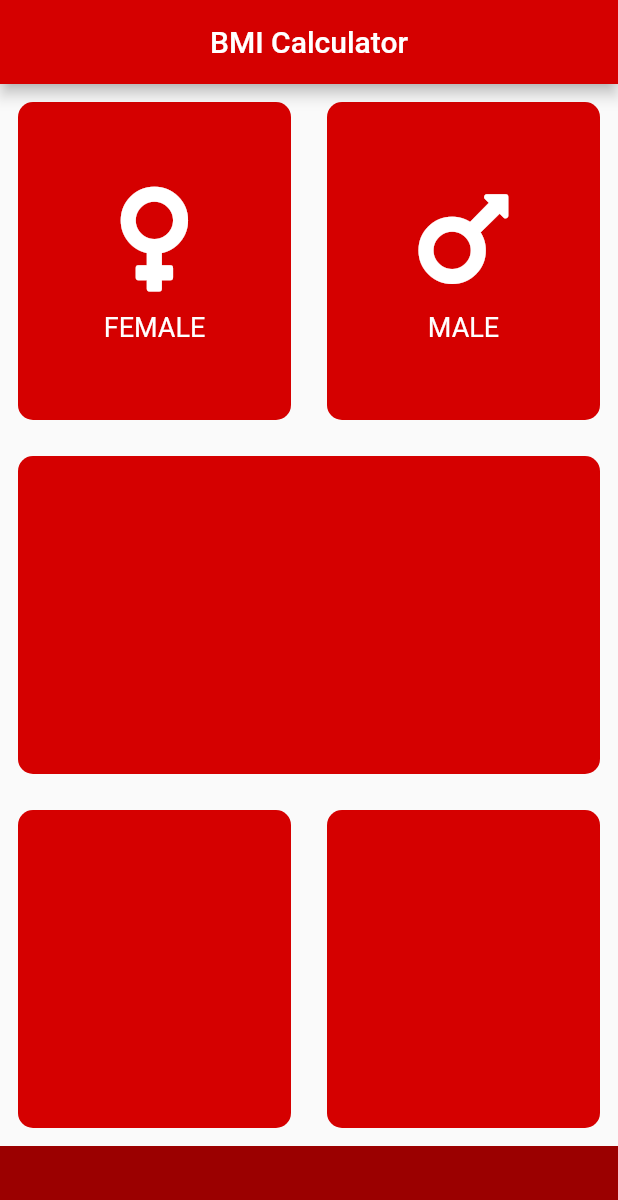
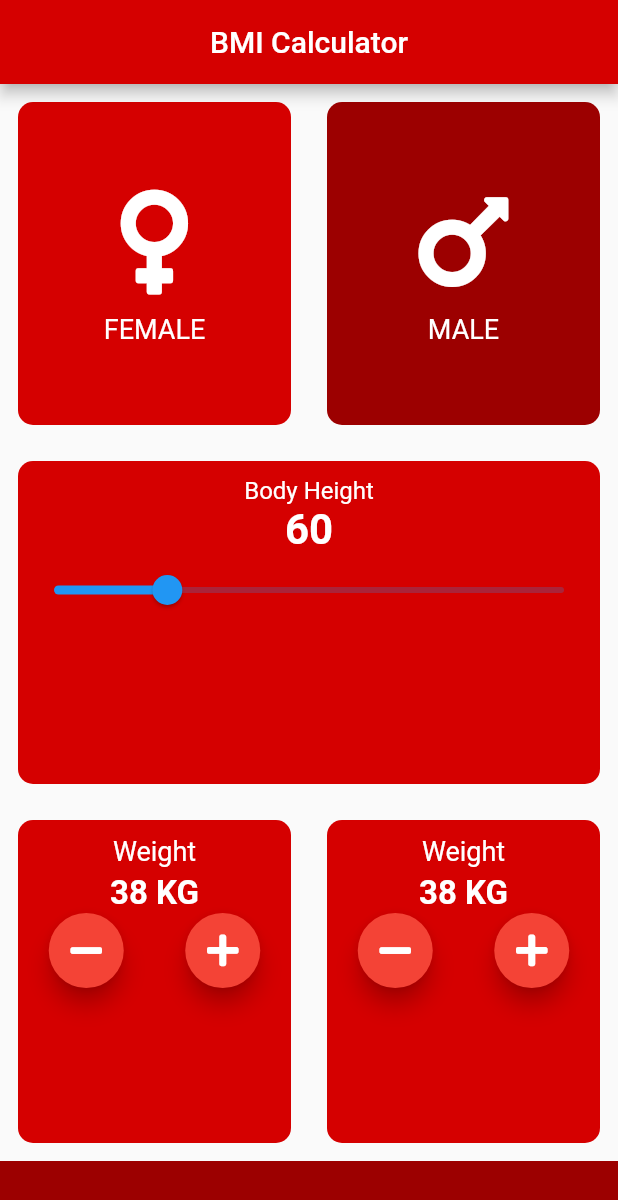
Before and after one commit to Lihaas/BMI_Calculator, a Flutter app: the screen it shows after launch, on a phone screen of 412 x 824 dp. Shown: the top 1200 px of the screen. Run offline on Flutter 3.47's test engine with Material 2 defaults, Android fonts, the phone set to English and light mode, and no system bars; our stand-ins replace font_awesome_flutter.

Commit message:
UI Design

```diff
--- a/lib/inputData.dart
+++ b/lib/inputData.dart
@@ -1,9 +1,23 @@
 import 'package:flutter/cupertino.dart';
 import 'package:flutter/material.dart';
+import 'package:flutter/painting.dart';
 import 'package:flutter/widgets.dart';
 import 'package:font_awesome_flutter/font_awesome_flutter.dart';
 import 'IconContanor.dart';
 import 'ReuseableCard.dart';
+
+enum Gender {
+  male,
+  female,
+}
+
+Gender SelectGender;
+
+Color ActiveColor = Color(0xFF9c0000);
+Color UnActiveCardColor = Color(0xFFd50000);
+int height = 60;
+
+double BottomHeight = 50;
 
 class InputData extends StatefulWidget {
   @override
@@ -11,10 +25,6 @@ class InputData extends StatefulWidget {
 }
 
 class _InputDataState extends State<InputData> {
-  double BottomHeight = 60;
-  Color UnActiveCardColor = Color(0xFFd50000);
-  Color ActiveColor = Color(0xFF9b0000);
-
   @override
   Widget build(BuildContext context) {
     return Scaffold(
@@ -29,20 +39,38 @@ class _InputDataState extends State<InputData> {
               child: Row(
                 children: <Widget>[
                   Expanded(
+                    child: GestureDetector(
+                      onTap: () {
+                        setState(() {
+                          SelectGender = Gender.female;
+                        });
+                      },
                       child: ReuseableCard(
-                      colors: UnActiveCardColor,
+                        colors: SelectGender == Gender.female
+                            ? ActiveColor
+                            : UnActiveCardColor,
                         cardMake: IconContanor(
                           icon: FontAwesomeIcons.venus,
                           label: "FEMALE",
                         ),
                       ),
                     ),
+                  ),
                   Expanded(
+                    child: GestureDetector(
+                      onTap: () {
+                        setState(() {
+                          SelectGender = Gender.male;
+                        });
+                      },
                       child: ReuseableCard(
-                      colors: UnActiveCardColor,
+                        colors: SelectGender == Gender.female
+                            ? UnActiveCardColor
+                            : ActiveColor,
                         cardMake: IconContanor(
                           icon: FontAwesomeIcons.mars,
                           label: "MALE",
+                        ),
                       ),
                     ),
                   )
@@ -50,16 +78,125 @@ class _InputDataState extends State<InputData> {
               ),
             ),
             Expanded(
-              child: ReuseableCard(colors: UnActiveCardColor),
+              child: GestureDetector(
+                onTap: () {
+                  setState(() {
+                    print("2");
+                  });
+                },
+                child: ReuseableCard(
+                  colors: UnActiveCardColor,
+                  cardMake: Column(
+                    crossAxisAlignment: CrossAxisAlignment.stretch,
+                    children: <Widget>[
+                      Center(
+                        child: Container(
+                          margin: EdgeInsets.only(
+                              left: 0, top: 10, right: 0, bottom: 0),
+                          child: Text(
+                            "Body Height",
+                            style: TextStyle(
+                              color: Colors.white,
+                              fontSize: 16,
+                            ),
+                          ),
+                        ),
+                      ),
+                      Center(
+                        child: Text(
+                          height.toString(),
+                          style: TextStyle(
+                              color: Colors.white,
+                              fontSize: 28,
+                              fontWeight: FontWeight.bold),
+                        ),
+                      ),
+                      buildSlider()
+                    ],
+                  ),
+                ),
+              ),
             ),
             Expanded(
               child: Row(
                 children: <Widget>[
                   Expanded(
-                    child: ReuseableCard(colors: UnActiveCardColor),
+                    child: ReuseableCard(
+                      colors: UnActiveCardColor,
+                      cardMake: Column(
+                        children: <Widget>[
+                          Padding(
+                            padding: const EdgeInsets.fromLTRB(0, 10, 0, 0),
+                            child: Text(
+                              "Weight",
+                              style:
+                                  TextStyle(color: Colors.white, fontSize: 18),
+                            ),
+                          ),
+                          Padding(
+                            padding: const EdgeInsets.fromLTRB(0, 5, 0, 0),
+                            child: Text(
+                              "38" + " KG",
+                              style: TextStyle(
+                                  color: Colors.white,
+                                  fontSize: 22,
+                                  fontWeight: FontWeight.bold),
+                            ),
+                          ),
+                          Row(
+                            children: [
+                              Expanded(
+                                child:
+                                    RounderButton(icon: FontAwesomeIcons.minus),
                               ),
                               Expanded(
-                    child: ReuseableCard(colors: UnActiveCardColor),
+                                child:
+                                    RounderButton(icon: FontAwesomeIcons.plus),
+                              ),
+                            ],
+                          ),
+                        ],
+                      ),
+                    ),
+                  ),
+                  Expanded(
+                    child: ReuseableCard(
+                      colors: UnActiveCardColor,
+                      cardMake: Column(
+                        children: <Widget>[
+                          Padding(
+                            padding: const EdgeInsets.fromLTRB(0, 10, 0, 0),
+                            child: Text(
+                              "Weight",
+                              style:
+                                  TextStyle(color: Colors.white, fontSize: 18),
+                            ),
+                          ),
+                          Padding(
+                            padding: const EdgeInsets.fromLTRB(0, 5, 0, 0),
+                            child: Text(
+                              "38" + " KG",
+                              style: TextStyle(
+                                  color: Colors.white,
+                                  fontSize: 22,
+                                  fontWeight: FontWeight.bold),
+                            ),
+                          ),
+                          Row(
+                            children: [
+                              Expanded(
+                                child:
+                                    RounderButton(icon: FontAwesomeIcons.minus),
+                              ),
+                              Expanded(
+                                child:
+                                    RounderButton(icon: FontAwesomeIcons.plus),
+                              ),
+                            ],
+                          ),
+                        ],
+                      ),
+                    ),
                   )
                 ],
               ),
@@ -73,4 +210,39 @@ class _InputDataState extends State<InputData> {
       ),
     );
   }
+
+  Slider buildSlider() {
+    return Slider(
+      value: height.toDouble(),
+      min: 20,
+      max: 200,
+      label: height.round().toString(),
+      onChanged: (double value) {
+        setState(() {
+          height = value.round();
+        });
+      },
+    );
   }
+}
+
+class RounderButton extends StatelessWidget {
+  RounderButton({@required this.icon});
+
+  final IconData icon;
+
+  @override
+  Widget build(BuildContext context) {
+    return RawMaterialButton(
+      child: Icon(
+        icon,
+        color: Colors.white,
+      ),
+      onPressed: () {},
+      elevation: 6,
+      constraints: BoxConstraints.tightFor(width: 50, height: 50),
+      shape: CircleBorder(),
+      fillColor: Colors.red,
+    );
+  }
+}
```
Lines whose indentation alone changed are shown as unchanged.
